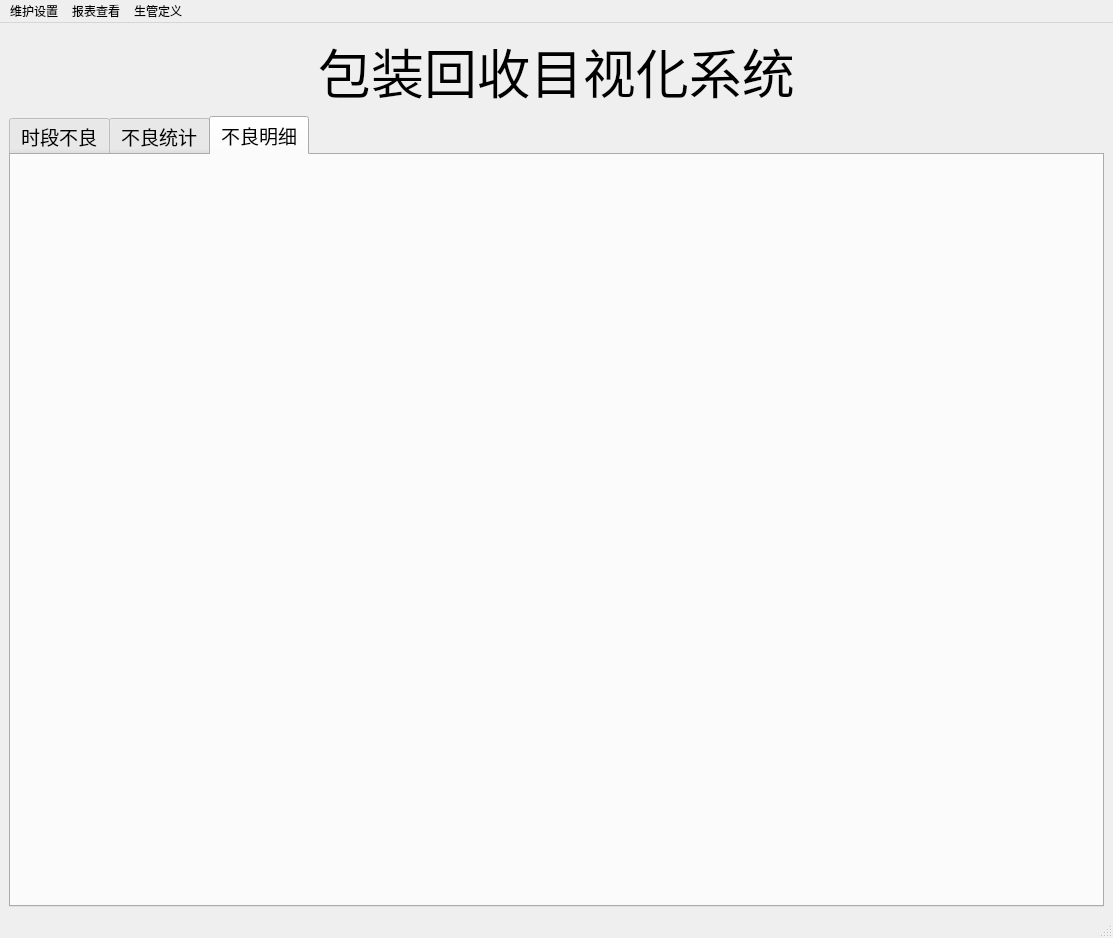
Above: qt5_proj/mainForm.ui from clang2you/packing_defective before the change. Below: the same form after it.
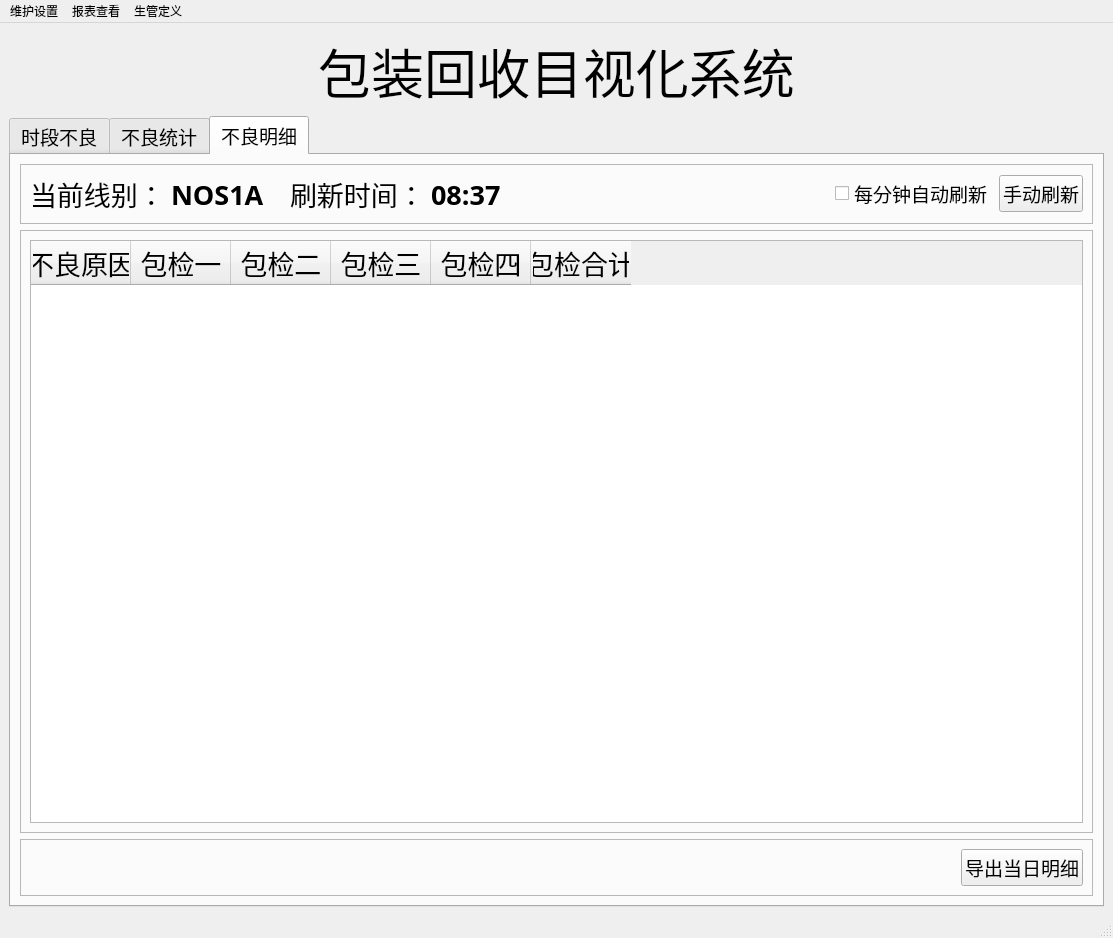
That is the form after the change. The open tabs and pages were chosen to show the change.

```diff
--- a/qt5_proj/mainForm.ui
+++ b/qt5_proj/mainForm.ui
@@ -500,6 +500,220 @@
        <attribute name="title">
         <string>不良明细</string>
        </attribute>
+       <layout class="QVBoxLayout" name="verticalLayout_6">
+        <item>
+         <widget class="QFrame" name="frame_4">
+          <property name="maximumSize">
+           <size>
+            <width>16777215</width>
+            <height>60</height>
+           </size>
+          </property>
+          <property name="frameShape">
+           <enum>QFrame::StyledPanel</enum>
+          </property>
+          <property name="frameShadow">
+           <enum>QFrame::Raised</enum>
+          </property>
+          <layout class="QHBoxLayout" name="horizontalLayout_3">
+           <item>
+            <widget class="QLabel" name="label_11">
+             <property name="font">
+              <font>
+               <pointsize>20</pointsize>
+              </font>
+             </property>
+             <property name="text">
+              <string>当前线别：</string>
+             </property>
+            </widget>
+           </item>
+           <item>
+            <widget class="QLabel" name="label_12">
+             <property name="font">
+              <font>
+               <family>微软雅黑</family>
+               <pointsize>20</pointsize>
+               <weight>75</weight>
+               <bold>true</bold>
+              </font>
+             </property>
+             <property name="text">
+              <string>NOS1A</string>
+             </property>
+            </widget>
+           </item>
+           <item>
+            <spacer name="verticalSpacer">
+             <property name="orientation">
+              <enum>Qt::Vertical</enum>
+             </property>
+             <property name="sizeHint" stdset="0">
+              <size>
+               <width>20</width>
+               <height>40</height>
+              </size>
+             </property>
+            </spacer>
+           </item>
+           <item>
+            <widget class="QLabel" name="label_13">
+             <property name="font">
+              <font>
+               <pointsize>20</pointsize>
+              </font>
+             </property>
+             <property name="text">
+              <string>刷新时间：</string>
+             </property>
+            </widget>
+           </item>
+           <item>
+            <widget class="QLabel" name="label_14">
+             <property name="font">
+              <font>
+               <family>微软雅黑</family>
+               <pointsize>20</pointsize>
+               <weight>75</weight>
+               <bold>true</bold>
+              </font>
+             </property>
+             <property name="text">
+              <string>08:37</string>
+             </property>
+            </widget>
+           </item>
+           <item>
+            <spacer name="horizontalSpacer_4">
+             <property name="orientation">
+              <enum>Qt::Horizontal</enum>
+             </property>
+             <property name="sizeHint" stdset="0">
+              <size>
+               <width>229</width>
+               <height>20</height>
+              </size>
+             </property>
+            </spacer>
+           </item>
+           <item>
+            <widget class="QCheckBox" name="checkBox">
+             <property name="text">
+              <string>每分钟自动刷新</string>
+             </property>
+            </widget>
+           </item>
+           <item>
+            <widget class="QPushButton" name="pushButton_5">
+             <property name="font">
+              <font>
+               <pointsize>14</pointsize>
+              </font>
+             </property>
+             <property name="text">
+              <string>手动刷新</string>
+             </property>
+            </widget>
+           </item>
+          </layout>
+         </widget>
+        </item>
+        <item>
+         <widget class="QFrame" name="frame_5">
+          <property name="frameShape">
+           <enum>QFrame::StyledPanel</enum>
+          </property>
+          <property name="frameShadow">
+           <enum>QFrame::Raised</enum>
+          </property>
+          <layout class="QHBoxLayout" name="horizontalLayout_5">
+           <item>
+            <widget class="QTableWidget" name="tableWidget_2">
+             <property name="font">
+              <font>
+               <family>微软雅黑 Light</family>
+               <pointsize>20</pointsize>
+              </font>
+             </property>
+             <column>
+              <property name="text">
+               <string>不良原因</string>
+              </property>
+             </column>
+             <column>
+              <property name="text">
+               <string>包检一</string>
+              </property>
+             </column>
+             <column>
+              <property name="text">
+               <string>包检二</string>
+              </property>
+             </column>
+             <column>
+              <property name="text">
+               <string>包检三</string>
+              </property>
+             </column>
+             <column>
+              <property name="text">
+               <string>包检四</string>
+              </property>
+             </column>
+             <column>
+              <property name="text">
+               <string>包检合计</string>
+              </property>
+             </column>
+            </widget>
+           </item>
+          </layout>
+         </widget>
+        </item>
+        <item>
+         <widget class="QFrame" name="frame_6">
+          <property name="maximumSize">
+           <size>
+            <width>16777215</width>
+            <height>60</height>
+           </size>
+          </property>
+          <property name="frameShape">
+           <enum>QFrame::StyledPanel</enum>
+          </property>
+          <property name="frameShadow">
+           <enum>QFrame::Raised</enum>
+          </property>
+          <layout class="QHBoxLayout" name="horizontalLayout_4">
+           <item>
+            <spacer name="horizontalSpacer_5">
+             <property name="orientation">
+              <enum>Qt::Horizontal</enum>
+             </property>
+             <property name="sizeHint" stdset="0">
+              <size>
+               <width>920</width>
+               <height>20</height>
+              </size>
+             </property>
+            </spacer>
+           </item>
+           <item>
+            <widget class="QPushButton" name="pushButton_6">
+             <property name="font">
+              <font>
+               <pointsize>14</pointsize>
+              </font>
+             </property>
+             <property name="text">
+              <string>导出当日明细</string>
+             </property>
+            </widget>
+           </item>
+          </layout>
+         </widget>
+        </item>
+       </layout>
       </widget>
      </widget>
     </item>
```
Left out of the diff: 96 changed lines with no effect on the pictures.
